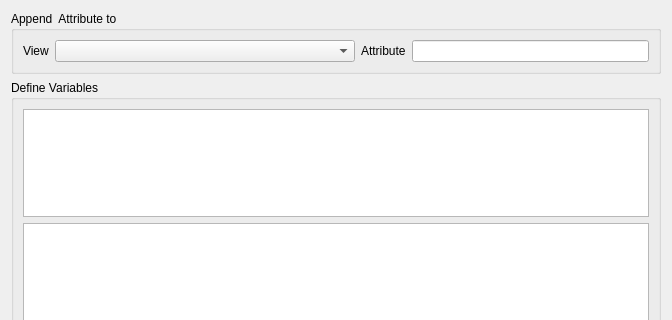
Qt form src/DynaMind-BasicModules/guiattributecalculator.ui (iut-ibk/DynaMind-ToolBox) before a commit; both pictures show x 0 to 672 and y 0 to 320 of the 672 by 479 pixel window.
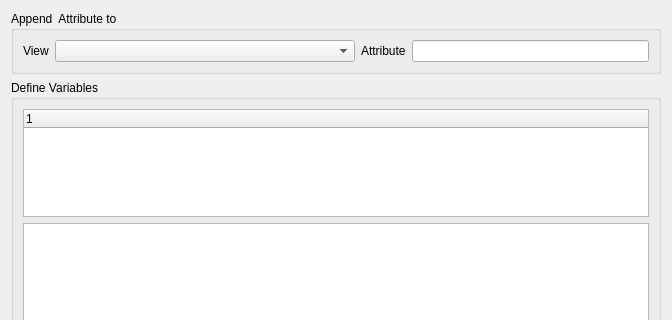
The same form after that commit.

```diff
--- a/src/DynaMind-BasicModules/guiattributecalculator.ui
+++ b/src/DynaMind-BasicModules/guiattributecalculator.ui
@@ -90,7 +90,13 @@
          </widget>
         </item>
         <item row="0" column="0">
-         <widget class="QListWidget" name="listAttributes"/>
+         <widget class="QTreeWidget" name="listAttributes">
+          <column>
+           <property name="text">
+            <string notr="true">1</string>
+           </property>
+          </column>
+         </widget>
         </item>
        </layout>
       </widget>
```
